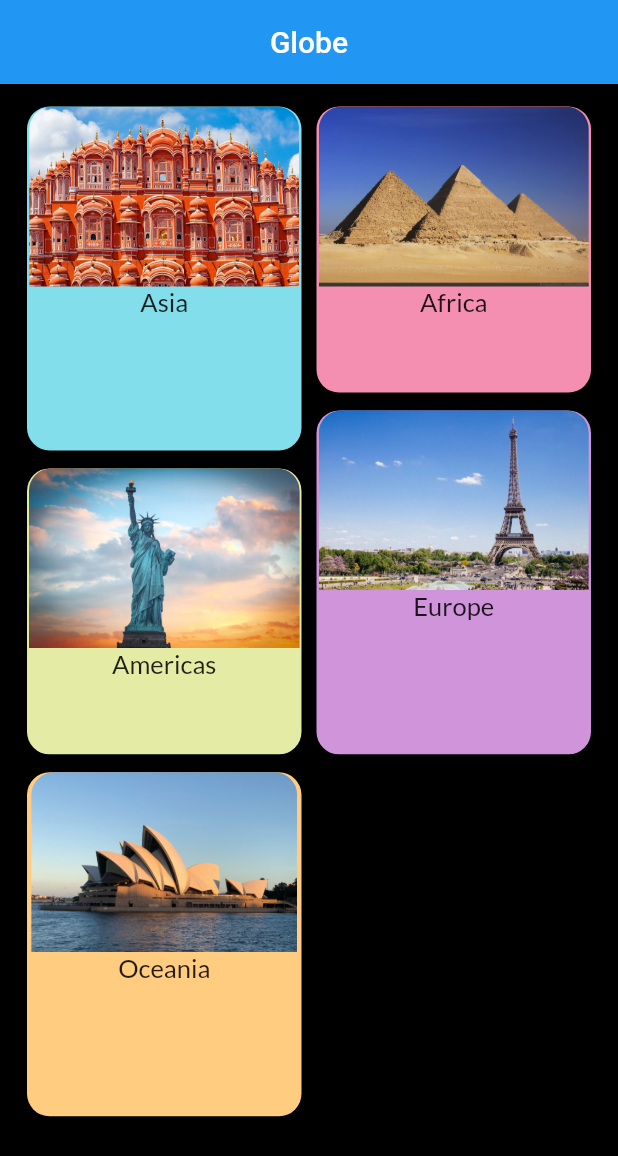
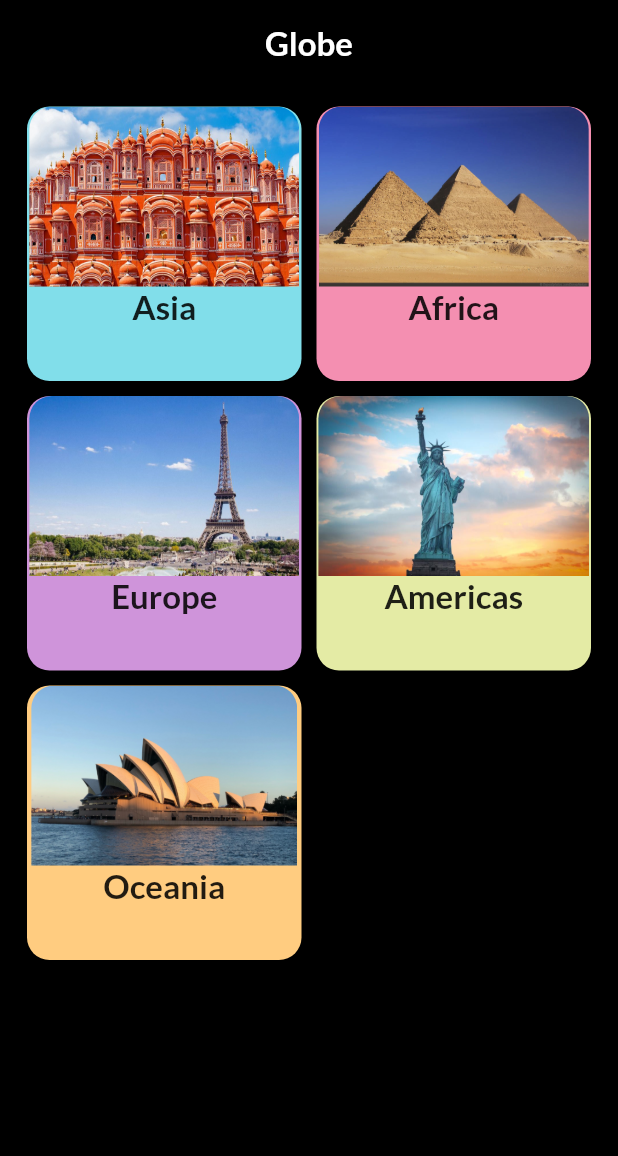
Before and after one commit to siddhant6699/countrieslocator, a Flutter app: the screen it shows after launch, on a phone screen of 412 x 824 dp. Shown: the top 1156 px of the screen. Run offline on Flutter 3.47's test engine with Material 2 defaults, Android fonts, the phone set to English and light mode, and no system bars; our stand-ins replace flutter_bloc, google_fonts, shared_preferences; missing offline and left inert: json_cache.

Commit message:
implemented data caching and some improvemets

```diff
--- a/lib/constant.dart
+++ b/lib/constant.dart
@@ -10,6 +10,7 @@ class Constant {
   static const Color lightPink = Color(0xffF48FB1);
   static const Color lime = Color(0xff80CCC5);
 
-  static final titleStyle=GoogleFonts.lato(fontSize: 17);
-  static final contentStyle=GoogleFonts.lato(fontSize: 12);
+  static final titleStyle = GoogleFonts.lato(fontSize: 22,fontWeight: FontWeight.bold);
+  static final contentStyle =
+      GoogleFonts.lato(fontSize: 12, fontWeight: FontWeight.bold);
 }
--- a/lib/country_bloc/country_state.dart
+++ b/lib/country_bloc/country_state.dart
@@ -8,7 +8,9 @@ class CountryListLoadInProgress extends CountryState {}
 
 class CountryListLoadSuccess extends CountryState {
   final List<CountryListing> countryListings;
-  CountryListLoadSuccess({required this.countryListings});
+  final bool isOnline;
+  CountryListLoadSuccess(
+      {required this.countryListings, required this.isOnline});
 }
 
 class CountryListLoadError extends CountryState {
--- a/lib/country_services/country_responce.dart
+++ b/lib/country_services/country_responce.dart
@@ -44,7 +44,6 @@ class CountryListing {
         demonyms = Demonyms.fromJson(dMap[k]);
       });
     }
-
     return CountryListing(
       name: name,
       flag: flag,
--- a/lib/main.dart
+++ b/lib/main.dart
@@ -11,13 +11,13 @@ class MyApp extends StatelessWidget {
   // This widget is the root of your application.
   @override
   Widget build(BuildContext context) {
-    return MaterialApp(
+    return const MaterialApp(
       debugShowCheckedModeBanner: false,
       title: 'GLOBE',
-      theme: ThemeData(
-        primarySwatch: Colors.blue,
-      ),
-      home: const ContinentScreen(),
+      // theme: ThemeData(
+      //   primarySwatch: Colors.grey,
+      // ),
+      home: ContinentScreen(),
     );
   }
 }
--- a/lib/views/continentscreen_view.dart
+++ b/lib/views/continentscreen_view.dart
@@ -4,7 +4,6 @@ import 'package:countrieslocator/country_bloc/country_bloc.dart';
 import 'package:countrieslocator/models/continent_models.dart';
 import 'package:countrieslocator/views/countryscreen_view.dart';
 import 'package:flutter_bloc/flutter_bloc.dart';
-import 'package:flutter_staggered_grid_view/flutter_staggered_grid_view.dart';
 import 'package:flutter/material.dart';
 import 'package:countrieslocator/constant.dart' as constant;
 
@@ -20,7 +19,11 @@ class _ContinentScreenState extends State<ContinentScreen> {
   Widget build(BuildContext context) {
     return Scaffold(
       appBar: AppBar(
-        title: Text("Globe"),
+        backgroundColor: Colors.black,
+        title: Text(
+          "Globe",
+          style: constant.Constant.titleStyle,
+        ),
         centerTitle: true,
       ),
       body: Scaffold(
@@ -34,12 +37,18 @@ class _ContinentScreenState extends State<ContinentScreen> {
                   const SizedBox(
                     height: 5,
                   ),
-                  StaggeredGridView.countBuilder(
+                  GridView.builder(
+                    gridDelegate:
+                        const SliverGridDelegateWithFixedCrossAxisCount(
+                      crossAxisCount: 2,
+                      crossAxisSpacing: 10.0,
+                      mainAxisSpacing: 10.0,
+                    ),
                     shrinkWrap: true,
                     physics: const ScrollPhysics(),
-                      crossAxisCount: 2,
-                      crossAxisSpacing: 10,
-                      mainAxisSpacing: 12,
+                    // crossAxisCount: 2,
+                    // crossAxisSpacing: 10,
+                    // mainAxisSpacing: 12,
                     itemCount: continents.length,
                     itemBuilder: (context, index) {
                       return GestureDetector(
@@ -58,8 +67,8 @@ class _ContinentScreenState extends State<ContinentScreen> {
                         child: Container(
                           decoration: BoxDecoration(
                               color: continents[index].color,
-                                borderRadius: const BorderRadius.all(
-                                    Radius.circular(15))),
+                              borderRadius:
+                                  const BorderRadius.all(Radius.circular(15))),
                           child: Column(
                             crossAxisAlignment: CrossAxisAlignment.center,
                             mainAxisAlignment: MainAxisAlignment.start,
@@ -81,10 +90,7 @@ class _ContinentScreenState extends State<ContinentScreen> {
                         ),
                       );
                     },
-                      staggeredTileBuilder: (index) {
-                        return StaggeredTile.count(
-                            1, index.isEven ? 1.25 : 1.05);
-                      }),
+                  ),
                 ],
               ),
             ),
--- a/pubspec.yaml
+++ b/pubspec.yaml
@@ -38,6 +38,8 @@ dependencies:
   carousel_slider: ^4.0.0
   flutter_staggered_grid_view: ^0.4.1
   http: ^0.13.4
+  shared_preferences: ^2.0.12
+  json_cache: ^1.0.0
   flutter_bloc: 7.0.0
 
 dev_dependencies:
```
Also changed, not shown: lib/country_bloc/country_bloc.dart (+16 -3 lines), lib/country_services/repositry.dart (+20 -5 lines), lib/views/countryscreen_view.dart (+34 -19 lines), lib/views/detailedcountryscreen_view.dart (+23 -8 lines), pubspec.lock, 2 other files. Lines whose indentation alone changed are shown as unchanged.
